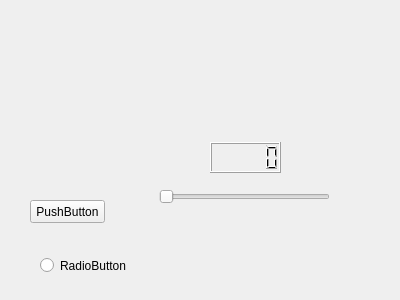
Old version of the form widget.ui in the repository Creinman/MyQTProject.
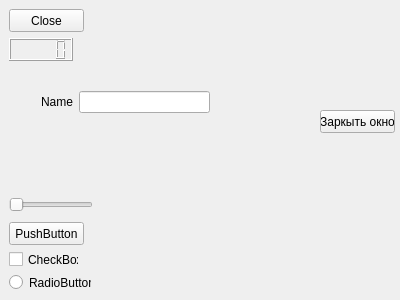
New version of the form.

Patch:
```diff
--- a/widget.ui
+++ b/widget.ui
@@ -16,8 +16,8 @@
   <widget class="QPushButton" name="pushButton">
    <property name="geometry">
     <rect>
-     <x>30</x>
-     <y>200</y>
+     <x>9</x>
+     <y>222</y>
      <width>75</width>
      <height>23</height>
     </rect>
@@ -29,10 +29,10 @@
   <widget class="QRadioButton" name="radioButton">
    <property name="geometry">
     <rect>
-     <x>40</x>
-     <y>240</y>
-     <width>111</width>
-     <height>51</height>
+     <x>9</x>
+     <y>274</y>
+     <width>82</width>
+     <height>17</height>
     </rect>
    </property>
    <property name="text">
@@ -42,10 +42,10 @@
   <widget class="QSlider" name="horizontalSlider">
    <property name="geometry">
     <rect>
-     <x>159</x>
-     <y>181</y>
-     <width>171</width>
-     <height>31</height>
+     <x>9</x>
+     <y>194</y>
+     <width>84</width>
+     <height>22</height>
     </rect>
    </property>
    <property name="orientation">
@@ -55,13 +55,74 @@
   <widget class="QLCDNumber" name="lcdNumber">
    <property name="geometry">
     <rect>
-     <x>210</x>
-     <y>142</y>
-     <width>71</width>
-     <height>31</height>
+     <x>9</x>
+     <y>38</y>
+     <width>64</width>
+     <height>23</height>
     </rect>
    </property>
   </widget>
+  <widget class="QPushButton" name="pushButton_2">
+   <property name="geometry">
+    <rect>
+     <x>9</x>
+     <y>9</y>
+     <width>75</width>
+     <height>23</height>
+    </rect>
+   </property>
+   <property name="text">
+    <string>Close</string>
+   </property>
+  </widget>
+  <widget class="QCheckBox" name="checkBox">
+   <property name="geometry">
+    <rect>
+     <x>9</x>
+     <y>251</y>
+     <width>70</width>
+     <height>17</height>
+    </rect>
+   </property>
+   <property name="text">
+    <string>CheckBox</string>
+   </property>
+  </widget>
+  <widget class="QPushButton" name="pushButton_3">
+   <property name="geometry">
+    <rect>
+     <x>320</x>
+     <y>110</y>
+     <width>75</width>
+     <height>23</height>
+    </rect>
+   </property>
+   <property name="text">
+    <string>Заркыть окно</string>
+   </property>
+  </widget>
+  <widget class="QWidget" name="formLayoutWidget">
+   <property name="geometry">
+    <rect>
+     <x>30</x>
+     <y>80</y>
+     <width>191</width>
+     <height>101</height>
+    </rect>
+   </property>
+   <layout class="QFormLayout" name="formLayout">
+    <item row="0" column="0">
+     <widget class="QLabel" name="label">
+      <property name="text">
+       <string>Name</string>
+      </property>
+     </widget>
+    </item>
+    <item row="0" column="1">
+     <widget class="QLineEdit" name="lineEdit"/>
+    </item>
+   </layout>
+  </widget>
  </widget>
  <layoutdefault spacing="6" margin="11"/>
  <resources/>
```
Left out of the diff: 38 changed lines with no effect on the pictures.
